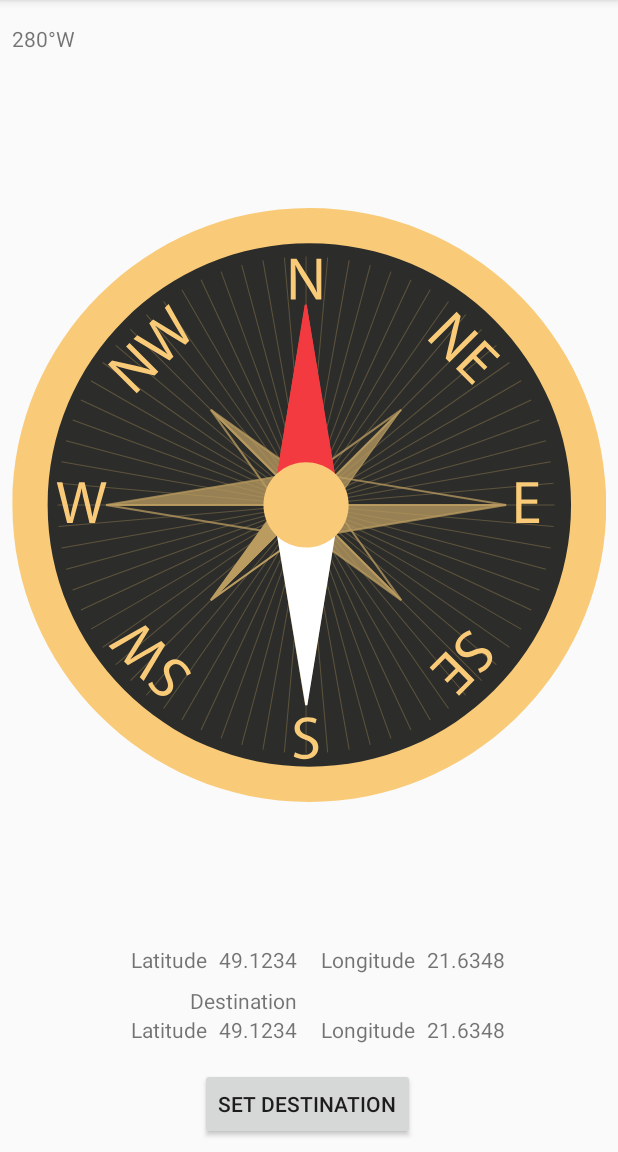
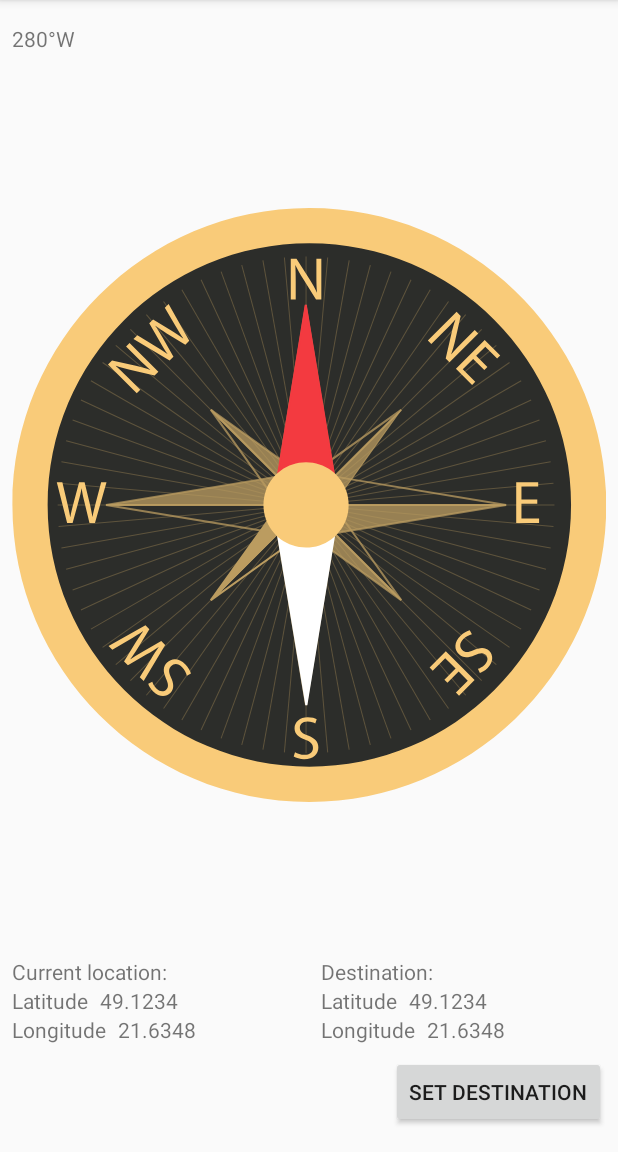
Before and after one commit to dawidraszka/CompassProject, an Android app: the screen it shows after launch (CompassActivity), on a phone screen of 412 x 824 dp, the part 84-1236 px from its top. Run offline under Robolectric (Android 15) with nearby library versions, the phone set to English and light mode, and no system bars.

Commit message:
Change UI; add dialog for setting destination

```diff
--- /dev/null
+++ b/app/src/main/java/pl/dawidraszka/compassproject/model/SimplePosition.kt
@@ -0,0 +1,3 @@
+package pl.dawidraszka.compassproject.model
+
+data class SimplePosition (val latitude: Float, val longitude: Float)
--- a/app/src/main/java/pl/dawidraszka/compassproject/view/CompassActivity.kt
+++ b/app/src/main/java/pl/dawidraszka/compassproject/view/CompassActivity.kt
@@ -16,12 +16,13 @@ import kotlinx.android.synthetic.main.activity_compass.*
 
 import pl.dawidraszka.compassproject.R
 import pl.dawidraszka.compassproject.model.Direction
+import pl.dawidraszka.compassproject.model.SimplePosition
 import pl.dawidraszka.compassproject.presenter.CompassPresenter
 
 const val PERMISSION_REQUEST_LOCATION = 0
 
 class CompassActivity : AppCompatActivity(), ActivityCompat.OnRequestPermissionsResultCallback,
-    CompassView {
+    CompassView, PositionDialogFragment.PositionDialogListener {
 
     private lateinit var presenter: CompassPresenter
 
@@ -37,6 +38,8 @@ class CompassActivity : AppCompatActivity(), ActivityCompat.OnRequestPermissions
         ) removeLocationPermissionButton() else {
             provide_location_permission.setOnClickListener { requestLocationPermission() }
         }
+
+        set_destination_button.setOnClickListener { PositionDialogFragment().show(supportFragmentManager, "PositionDialogFragment") }
     }
 
     override fun onRequestPermissionsResult(
@@ -111,4 +114,9 @@ class CompassActivity : AppCompatActivity(), ActivityCompat.OnRequestPermissions
     override fun updateDirection(direction: Direction) {
         direction_tv.text = direction.toString()
     }
+
+    override fun onDialogPositiveClick(destination: SimplePosition) {
+        destination_latitude_tv.text = destination.latitude.toString()
+        destination_longitude_tv.text = destination.longitude.toString()
+    }
 }
--- a/app/src/main/res/layout/activity_compass.xml
+++ b/app/src/main/res/layout/activity_compass.xml
@@ -25,9 +25,9 @@
         android:layout_marginStart="8dp"
         android:layout_marginTop="16dp"
         android:layout_marginEnd="8dp"
-        android:layout_marginBottom="8dp"
+        android:layout_marginBottom="16dp"
         android:adjustViewBounds="true"
-        app:layout_constraintBottom_toTopOf="@+id/current_latitude_label"
+        app:layout_constraintBottom_toTopOf="@+id/current_location_label"
         app:layout_constraintEnd_toEndOf="parent"
         app:layout_constraintStart_toStartOf="parent"
         app:layout_constraintTop_toBottomOf="@+id/direction_tv"
@@ -52,27 +52,31 @@
         app:layout_constraintGuide_percent="0.5" />
 
     <TextView
+        android:id="@+id/current_location_label"
+        android:layout_width="0dp"
+        android:layout_height="wrap_content"
+        android:text="@string/current_location"
+        app:layout_constraintBottom_toTopOf="@+id/current_latitude_label"
+        app:layout_constraintEnd_toEndOf="@+id/current_latitude_tv"
+        app:layout_constraintStart_toStartOf="@+id/current_latitude_label" />
+
+    <TextView
         android:id="@+id/current_latitude_label"
         android:layout_width="0dp"
         android:layout_height="wrap_content"
-        android:layout_marginStart="8dp"
-        android:layout_marginEnd="4dp"
-        android:layout_marginBottom="8dp"
         android:gravity="end"
         android:text="@string/latitude"
-        app:layout_constraintBottom_toTopOf="@+id/destination_label"
-        app:layout_constraintEnd_toStartOf="@+id/current_latitude_tv"
-        app:layout_constraintStart_toStartOf="parent" />
+        app:layout_constraintBottom_toTopOf="@+id/current_longitude_label"
+        app:layout_constraintStart_toStartOf="@+id/current_longitude_label" />
 
     <TextView
         android:id="@+id/current_latitude_tv"
-        android:layout_width="wrap_content"
+        android:layout_width="0dp"
         android:layout_height="wrap_content"
-        android:layout_marginStart="4dp"
-        android:layout_marginEnd="8dp"
+        android:layout_marginStart="8dp"
         android:text="49.1234"
         app:layout_constraintBottom_toBottomOf="@+id/current_latitude_label"
-        app:layout_constraintEnd_toStartOf="@+id/guideline"
+        app:layout_constraintEnd_toEndOf="@+id/current_longitude_tv"
         app:layout_constraintStart_toEndOf="@+id/current_latitude_label" />
 
     <TextView
@@ -80,55 +84,48 @@
         android:layout_width="wrap_content"
         android:layout_height="wrap_content"
         android:layout_marginStart="8dp"
-        android:layout_marginEnd="4dp"
+        android:layout_marginBottom="8dp"
         android:text="@string/longitude"
-        app:layout_constraintBottom_toBottomOf="@+id/current_latitude_tv"
-        app:layout_constraintEnd_toStartOf="@+id/current_longitude_tv"
-        app:layout_constraintStart_toStartOf="@+id/guideline" />
+        app:layout_constraintBottom_toTopOf="@+id/set_destination_button"
+        app:layout_constraintStart_toStartOf="parent" />
 
     <TextView
         android:id="@+id/current_longitude_tv"
         android:layout_width="0dp"
         android:layout_height="wrap_content"
-        android:layout_marginStart="4dp"
+        android:layout_marginStart="8dp"
         android:layout_marginEnd="8dp"
         android:text="21.6348"
         app:layout_constraintBottom_toBottomOf="@+id/current_longitude_label"
-        app:layout_constraintEnd_toEndOf="parent"
-        app:layout_constraintHorizontal_bias="0.5"
+        app:layout_constraintEnd_toStartOf="@+id/guideline"
         app:layout_constraintStart_toEndOf="@+id/current_longitude_label" />
 
     <TextView
         android:id="@+id/destination_label"
-        android:layout_width="wrap_content"
+        android:layout_width="0dp"
         android:layout_height="wrap_content"
-        android:layout_marginEnd="8dp"
         android:text="@string/destination"
         app:layout_constraintBottom_toTopOf="@+id/destination_latitude_label"
-        app:layout_constraintEnd_toStartOf="@+id/guideline" />
+        app:layout_constraintEnd_toEndOf="@+id/destination_latitude_tv"
+        app:layout_constraintStart_toStartOf="@+id/destination_latitude_label" />
 
     <TextView
         android:id="@+id/destination_latitude_label"
         android:layout_width="0dp"
         android:layout_height="wrap_content"
-        android:layout_marginStart="8dp"
-        android:layout_marginEnd="4dp"
-        android:layout_marginBottom="16dp"
         android:gravity="end"
         android:text="@string/latitude"
-        app:layout_constraintBottom_toTopOf="@+id/set_destination_button"
-        app:layout_constraintEnd_toStartOf="@+id/destination_latitude_tv"
-        app:layout_constraintStart_toStartOf="parent" />
+        app:layout_constraintBottom_toTopOf="@+id/destination_longitude_label"
+        app:layout_constraintStart_toStartOf="@+id/destination_longitude_label" />
 
     <TextView
         android:id="@+id/destination_latitude_tv"
-        android:layout_width="wrap_content"
+        android:layout_width="0dp"
         android:layout_height="wrap_content"
-        android:layout_marginStart="4dp"
-        android:layout_marginEnd="8dp"
+        android:layout_marginStart="8dp"
         android:text="49.1234"
         app:layout_constraintBottom_toBottomOf="@+id/destination_latitude_label"
-        app:layout_constraintEnd_toStartOf="@+id/guideline"
+        app:layout_constraintEnd_toEndOf="@+id/destination_longitude_tv"
         app:layout_constraintStart_toEndOf="@+id/destination_latitude_label" />
 
     <TextView
@@ -136,45 +133,40 @@
         android:layout_width="wrap_content"
         android:layout_height="wrap_content"
         android:layout_marginStart="8dp"
-        android:layout_marginEnd="4dp"
         android:text="@string/longitude"
-        app:layout_constraintBottom_toBottomOf="@+id/destination_latitude_tv"
-        app:layout_constraintEnd_toStartOf="@+id/destination_longitude_tv"
+        app:layout_constraintBottom_toBottomOf="@+id/current_longitude_tv"
         app:layout_constraintStart_toStartOf="@+id/guideline" />
 
     <TextView
         android:id="@+id/destination_longitude_tv"
         android:layout_width="0dp"
         android:layout_height="wrap_content"
-        android:layout_marginStart="4dp"
+        android:layout_marginStart="8dp"
         android:layout_marginEnd="8dp"
         android:text="21.6348"
         app:layout_constraintBottom_toBottomOf="@+id/destination_longitude_label"
         app:layout_constraintEnd_toEndOf="parent"
-        app:layout_constraintHorizontal_bias="0.5"
         app:layout_constraintStart_toEndOf="@+id/destination_longitude_label" />
 
     <Button
         android:id="@+id/provide_location_permission"
-        android:layout_width="wrap_content"
+        android:layout_width="0dp"
         android:layout_height="wrap_content"
         android:layout_marginStart="8dp"
         android:layout_marginEnd="8dp"
-        android:layout_marginBottom="16dp"
         android:text="@string/provide_location_permission"
-        app:layout_constraintBottom_toBottomOf="parent"
-        app:layout_constraintEnd_toEndOf="parent"
-        app:layout_constraintHorizontal_bias="0.496"
-        app:layout_constraintStart_toStartOf="parent" />
+        app:layout_constraintEnd_toStartOf="@+id/set_destination_button"
+        app:layout_constraintStart_toStartOf="parent"
+        tools:layout_editor_absoluteY="697dp" />
 
     <Button
         android:id="@+id/set_destination_button"
         android:layout_width="wrap_content"
         android:layout_height="wrap_content"
-        android:layout_marginBottom="8dp"
+        android:layout_marginEnd="8dp"
+        android:layout_marginBottom="16dp"
         android:text="@string/set_destination"
-        app:layout_constraintBottom_toTopOf="@+id/provide_location_permission"
-        app:layout_constraintEnd_toEndOf="@+id/provide_location_permission"
-        app:layout_constraintStart_toStartOf="@+id/provide_location_permission" />
+        app:layout_constraintBottom_toBottomOf="parent"
+        app:layout_constraintEnd_toEndOf="parent" />
 
 </androidx.constraintlayout.widget.ConstraintLayout>
--- a/app/src/main/res/values/strings.xml
+++ b/app/src/main/res/values/strings.xml
@@ -3,11 +3,13 @@
     <string name="latitude">Latitude</string>
     <string name="longitude">Longitude</string>
     <string name="provide_location_permission">provide location permission</string>
-    <string name="destination">Destination</string>
+    <string name="destination">Destination:</string>
     <string name="location_permission_granted">Location permission granted.</string>
     <string name="location_permission_denied">Location permission denied.</string>
     <string name="location_permission_alert_title">Permission required!</string>
     <string name="location_permission_alert_message">In order to use this functionality, application needs location permissions</string>
-    <string name="ok">ok</string>
+    <string name="ok">OK</string>
     <string name="set_destination">set destination</string>
+    <string name="cancel">Cancel</string>
+    <string name="current_location">Current location:</string>
 </resources>
```
Also changed, not shown: app/src/main/java/pl/dawidraszka/compassproject/view/PositionDialogFragment.kt (added, +48 -0 lines), app/src/main/res/layout/dialog_set_destination.xml (added, +29 -0 lines).
